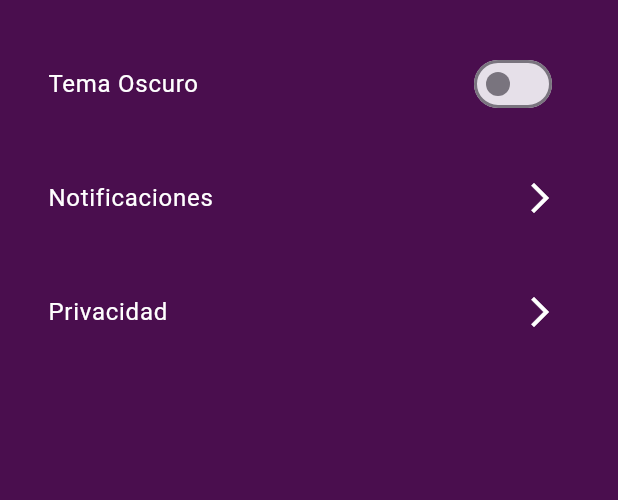
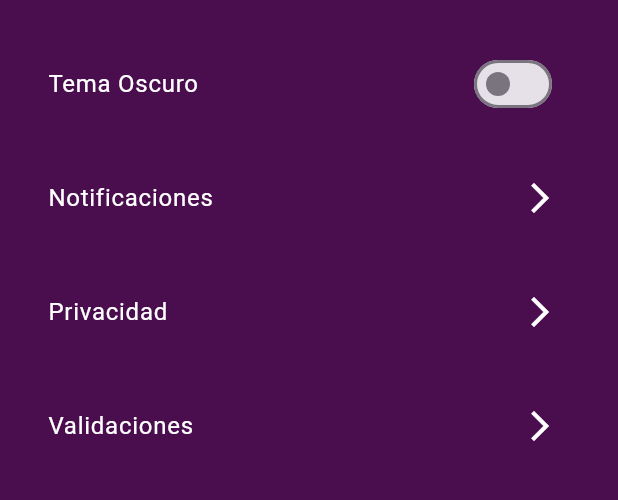
Before and after one commit to EBUSSCHILE/HOTSCREEN, a Flutter app: the SettingsScreen screen opened directly, on a phone screen of 412 x 824 dp, the part 66-566 px from its top. Run offline on Flutter 3.47's test engine with Material 3 defaults, Android fonts, the phone set to English and light mode, and no system bars; our stand-ins replace shared_preferences; accounts and stored records are empty; project files that could hold a hidden picture were left out.

Commit message:
v1.1.6 - Creation of Validation Configuration Screen

```diff
--- a/lib/screens/settings_screen.dart
+++ b/lib/screens/settings_screen.dart
@@ -6,6 +6,7 @@ import '../widgets/app_background.dart';
 import '../widgets/settings_button.dart';
 import '../widgets/settings_item.dart';
 import '../styles/custom_app_bar.dart'; // Cambiado de standard_app_bar.dart a custom_app_bar.dart
+import 'validations_screen.dart'; // Importamos la nueva pantalla
 
 class SettingsScreen extends StatelessWidget {
   SettingsScreen({super.key}) {
@@ -31,6 +32,8 @@ class SettingsScreen extends StatelessWidget {
             _buildNotificationSettings(context),
             const SizedBox(height: 20),
             _buildPrivacySettings(context),
+            const SizedBox(height: 20),
+            _buildValidationsSettings(context), // Agregamos la nueva opción
           ],
         ),
       ),
@@ -67,6 +70,20 @@ class SettingsScreen extends StatelessWidget {
     );
   }
 
+  Widget _buildValidationsSettings(BuildContext context) {
+    return SettingsItem(
+      title: 'Validaciones',
+      trailing: const Icon(Icons.arrow_forward_ios, color: AppConstants.standardTextColor),
+      onTap: () {
+        _logger.info('Navegando a la pantalla de validaciones');
+        Navigator.push(
+          context,
+          MaterialPageRoute(builder: (context) => const ValidationsScreen()),
+        );
+      },
+    );
+  }
+
   void _handleThemeChange(bool value) {
     _logger.info('Cambio de tema: $value');
   }
```
Also changed, not shown: lib/screens/validations_screen.dart (added, +48 -0 lines), lib/services/validation_service.dart (+18 -0 lines), 1 other file.
